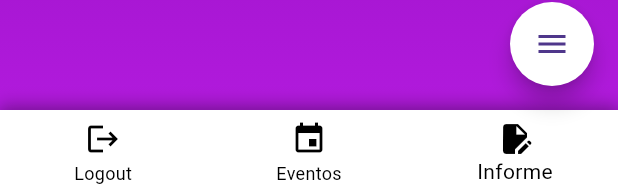
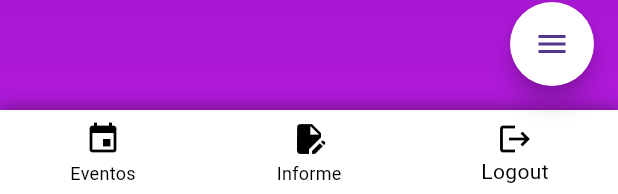
Before and after one commit to iToxicD/Eventify_Flutter, a Flutter app: the Menu widget shown alone on an empty page, opened directly, on a phone screen of 412 x 824 dp. Shown: the part 1039-1233 px from the top of the screen. Run offline on Flutter 3.47's test engine with Material 3 defaults, Android fonts, the phone set to English and light mode, and no system bars; drawn by our look-alikes of flutter_speed_dial; our stand-ins replace flutter_slidable, permission_handler, printing, shared_preferences; missing offline and left inert: mailer; accounts and stored records are empty; network calls fail; statements that could not run were skipped.

Commit message:
menu arreglado

```diff
--- a/eventify/lib/widgets/menu.dart
+++ b/eventify/lib/widgets/menu.dart
@@ -35,22 +35,59 @@ class _MenuState extends State<Menu> {
       _selectedIndex = index;
     });
 
+    List<String> routes = _isAdmin
+        ? ['/users', '/informe', '/events', '/login']
+        : ['/events', '/informe', '/login'];
+
     switch (index) {
-      case 0: // Eventos
-        Authentication.logout();
-        Navigator.pushReplacementNamed(context, '/login');
-        break;
+      case 0:
       case 1:
-        Navigator.pushReplacementNamed(context, '/events');
-        break;
       case 2:
-        Navigator.pushReplacementNamed(context, '/informe');
+        Navigator.pushReplacementNamed(context, routes[index]);
         break;
       case 3:
-        if (_isAdmin) {
-          Navigator.pushReplacementNamed(context, '/users');
-        }
+        Authentication.logout();
+        Navigator.pushReplacementNamed(context, routes[index]);
         break;
+    }
+
+  }
+
+  List<BottomNavigationBarItem> _buildNavigationItems() {
+    if (_isAdmin) {
+      return [
+        const BottomNavigationBarItem(
+          icon: Icon(Icons.account_box),
+          label: 'Usuarios',
+        ),
+        const BottomNavigationBarItem(
+          icon: Icon(Icons.edit_document),
+          label: 'Informe',
+        ),
+        const BottomNavigationBarItem(
+          icon: Icon(Icons.event),
+          label: 'Eventos',
+        ),
+        const BottomNavigationBarItem(
+          icon: Icon(Icons.logout),
+          label: 'Logout',
+        ),
+      ];
+    } else {
+      return [
+        const BottomNavigationBarItem(
+          icon: Icon(Icons.event),
+          label: 'Eventos',
+        ),
+        const BottomNavigationBarItem(
+          icon: Icon(Icons.edit_document),
+          label: 'Informe',
+        ),
+        const BottomNavigationBarItem(
+          icon: Icon(Icons.logout),
+          label: 'Logout',
+        ),
+      ];
     }
   }
 
@@ -76,26 +113,7 @@ class _MenuState extends State<Menu> {
         selectedIconTheme: const IconThemeData(color: Colors.black),
         unselectedIconTheme: const IconThemeData(color: Colors.black),
         showUnselectedLabels: true,
-        items: [
-          const BottomNavigationBarItem(
-            icon: Icon(Icons.logout),
-            label: 'Logout',
-          ),
-          const BottomNavigationBarItem(
-            icon: Icon(Icons.event),
-            label: 'Eventos',
-          ),
-          const BottomNavigationBarItem(
-            icon: Icon(Icons.edit_document),
-            label: 'Informe',
-          ),
-          if (_isAdmin) // Opción solo visible para administradores
-            const BottomNavigationBarItem(
-              icon: Icon(Icons.account_box),
-              label: 'Usuarios',
-            ),
-
-        ],
+        items: _buildNavigationItems(),
 
       ),
     );
```
